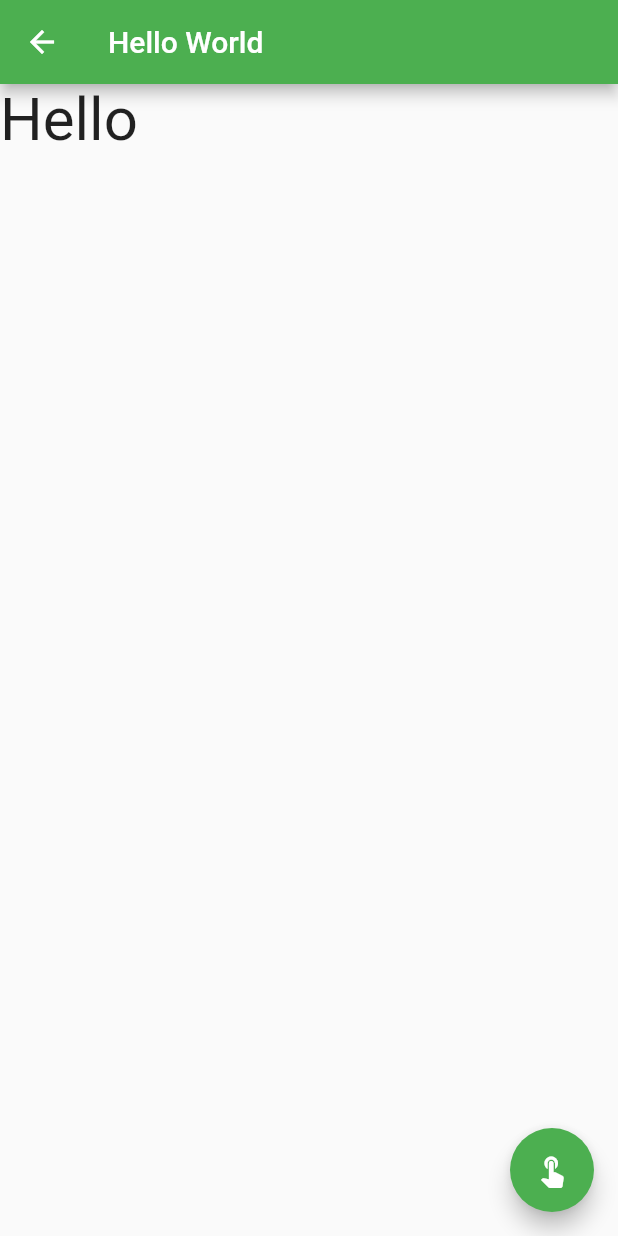
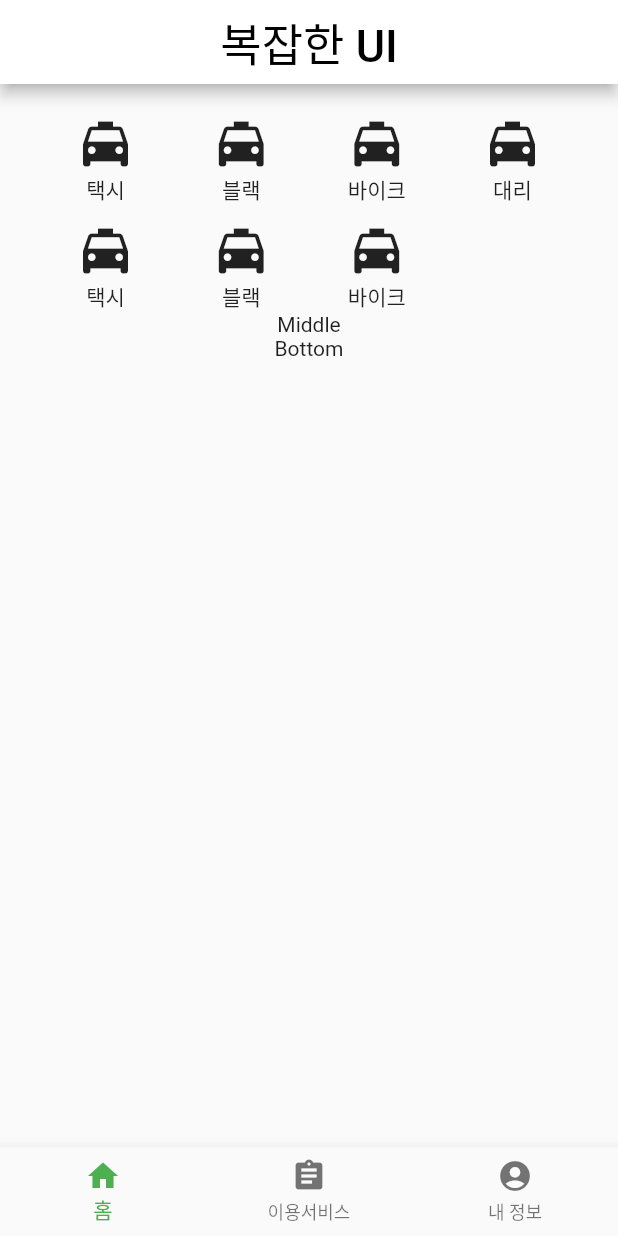
Before and after one commit to yunsi13/2023-Flutter, a Flutter app: the MyHomePage screen opened directly, on a phone screen of 412 x 824 dp. Run offline on Flutter 3.47's test engine with Material 2 defaults, Android fonts, the phone set to English and light mode, and no system bars.

Commit message:
taxi app

```diff
--- /dev/null
+++ b/lib/MyHomePage.dart
@@ -0,0 +1,57 @@
+import 'package:flutter/material.dart';
+
+import 'Page1.dart';
+import 'Page2.dart';
+import 'Page3.dart';
+
+class MyHomePage extends StatefulWidget {
+  const MyHomePage({super.key});
+
+  @override
+  State<MyHomePage> createState() => _MyHomePageState();
+}
+
+class _MyHomePageState extends State<MyHomePage> {
+  var _index = 0;
+  var _pages = [
+    Page1(),
+    Page2(),
+    Page3(),
+  ];
+  @override
+  Widget build(BuildContext context) {
+    return Scaffold(
+      appBar: AppBar(
+        backgroundColor: Colors.white,
+        title: Center(
+          child: Text('복잡한 UI',
+            style: TextStyle(fontSize: 30, color: Colors.black),
+          ),
+        ),
+      ),
+      body: _pages[_index],
+      bottomNavigationBar: BottomNavigationBar(
+        onTap: (index) {
+          setState(() {
+            _index = index;
+          });
+        },
+        currentIndex: _index,
+        items: <BottomNavigationBarItem>[
+          BottomNavigationBarItem(
+            label: '홈',
+            icon: Icon(Icons.home),
+          ),
+          BottomNavigationBarItem(
+            label: '이용서비스',
+            icon: Icon(Icons.assignment),
+          ),
+          BottomNavigationBarItem(
+            label: '내 정보',
+            icon: Icon(Icons.account_circle),
+          ),
+        ],
+      ),
+    );
+  }
+}
--- /dev/null
+++ b/lib/Page1.dart
@@ -0,0 +1,126 @@
+import 'package:flutter/material.dart';
+
+class Page1 extends StatelessWidget {
+  const Page1({super.key});
+
+  @override
+  Widget build(BuildContext context) {
+    return Column(
+      children: [
+        _buildTop(),
+        _buildMiddle(),
+        _buildBottom(),
+      ],
+    );
+  }
+
+  //menu
+  Widget _buildTop() {
+    return Column(
+      children: [
+        SizedBox(
+          height: 20,
+        ),
+        Row(
+          mainAxisAlignment: MainAxisAlignment.spaceEvenly,
+          children: [
+            GestureDetector(
+              onTap: (){
+                print('클릭');
+              },
+              child: Column(
+                children: [
+                  Icon(
+                    Icons.local_taxi,
+                    size: 40,
+                  ),
+                  Text('택시'),
+                ],
+              ),
+            ),
+            Column(
+              children: [
+                Icon(
+                  Icons.local_taxi,
+                  size: 40,
+                ),
+                Text('블랙'),
+              ],
+            ),
+            Column(
+              children: [
+                Icon(
+                  Icons.local_taxi,
+                  size: 40,
+                ),
+                Text('바이크'),
+              ],
+            ),
+            Column(
+              children: [
+                Icon(
+                  Icons.local_taxi,
+                  size: 40,
+                ),
+                Text('대리'),
+              ],
+            ),
+          ],
+        ),
+        SizedBox(
+          height: 10,
+        ),
+        Row(
+          mainAxisAlignment: MainAxisAlignment.spaceEvenly,
+          children: [
+            Column(
+              children: [
+                Icon(
+                  Icons.local_taxi,
+                  size: 40,
+                ),
+                Text('택시'),
+              ],
+            ),
+            Column(
+              children: [
+                Icon(
+                  Icons.local_taxi,
+                  size: 40,
+                ),
+                Text('블랙'),
+              ],
+            ),
+            Column(
+              children: [
+                Icon(
+                  Icons.local_taxi,
+                  size: 40,
+                ),
+                Text('바이크'),
+              ],
+            ),
+            Opacity(
+              opacity: 0.0,
+              child: Column(
+                children: [
+                  Icon(
+                    Icons.local_taxi,
+                    size: 40,
+                  ),
+                  Text('대리'),
+                ],
+              ),
+            ),
+          ],
+        ),
+      ],
+    );
+  }
+  Widget _buildMiddle() {
+    return Text('Middle');
+  }
+  Widget _buildBottom() {
+    return Text('Bottom');
+  }
+}
--- /dev/null
+++ b/lib/Page2.dart
@@ -0,0 +1,15 @@
+import 'package:flutter/material.dart';
+
+class Page2 extends StatelessWidget {
+  const Page2({super.key});
+
+  @override
+  Widget build(BuildContext context) {
+    return Center(
+      child: Text(
+        '홈페이지 2',
+        style: TextStyle(fontSize: 40),
+      ),
+    );
+  }
+}
--- /dev/null
+++ b/lib/Page3.dart
@@ -0,0 +1,15 @@
+import 'package:flutter/material.dart';
+
+class Page3 extends StatelessWidget {
+  const Page3({super.key});
+
+  @override
+  Widget build(BuildContext context) {
+    return Center(
+      child: Text(
+        '홈페이지 3',
+        style: TextStyle(fontSize: 40),
+      ),
+    );
+  }
+}
--- a/lib/main.dart
+++ b/lib/main.dart
@@ -4,6 +4,7 @@ import 'ContainerTest.dart';
 import 'RadioListTest.dart';
 import 'FirstPage.dart';
 import 'SecondPage.dart';
+import 'MyHomePage.dart';
 
 void main() => runApp(MyApp());
 
@@ -15,37 +16,7 @@ class MyApp extends StatelessWidget {
       theme: ThemeData(
         primarySwatch: Colors.green,
       ),
-      home: FirstPage(),
+      home: MyHomePage(),
     );
   }
 }
-
-class MyHomePage extends StatefulWidget {
-  @override
-  _MyHomePageState createState() => _MyHomePageState();
-}
-
-class _MyHomePageState extends State<MyHomePage> {
-  var _text = 'Hello';
-
-  @override
-  Widget build(BuildContext context) {
-    return Scaffold(
-      appBar:AppBar(
-        title: Text('Hello World'),
-      ),
-      body:Text(
-        _text,
-        style: TextStyle(fontSize: 40),
-      ),
-      floatingActionButton: FloatingActionButton(
-          onPressed: () {
-            setState(() {
-              _text = 'World';
-            });
-          },
-      child: Icon(Icons.touch_app),
-      ),
-    );
-  }
-}
```
